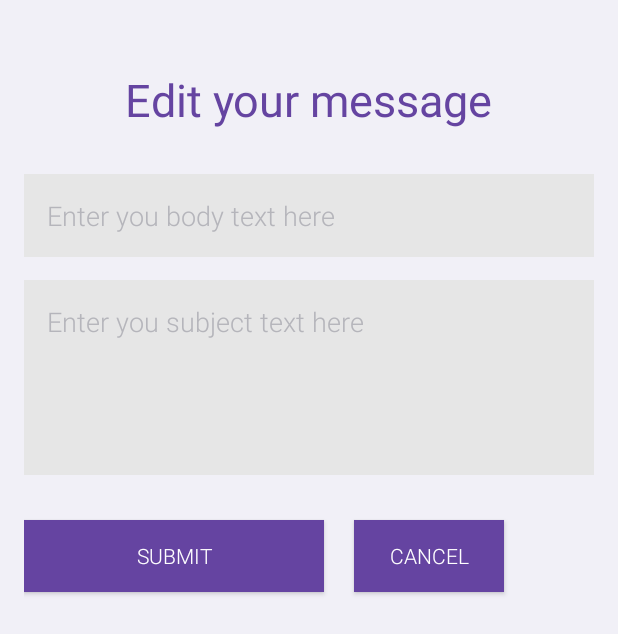
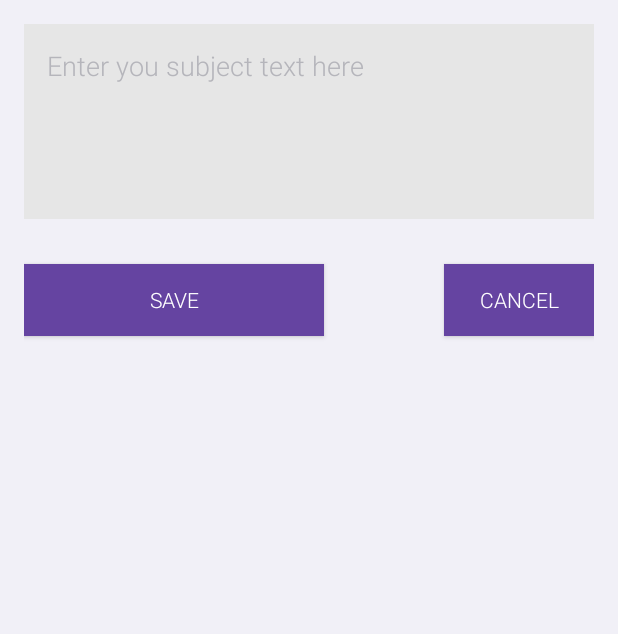
Before and after one commit to hackathoner/Intro, an Android app: the Edit screen opened directly, with no data from a screen before it, on a phone screen of 412 x 824 dp. Shown: the top 634 px of the screen. Run offline under Robolectric (Android 15) with nearby library versions, the phone set to English and light mode, and no system bars; libraries missing offline, so code that uses them is left out: co.vueanalytics.vue; 2 statements that could not run were skipped.

Commit message:
small spacing fixes

```diff
--- a/app/build.gradle
+++ b/app/build.gradle
@@ -5,7 +5,7 @@ android {
     buildToolsVersion '20.0.0'
 
     defaultConfig {
-        applicationId "me.anuraag.intro"
+        applicationId "co.vueanalytics.intro"
         minSdkVersion 16
         targetSdkVersion 21
         versionCode 1
@@ -21,4 +21,6 @@ android {
 
 dependencies {
     compile fileTree(dir: 'libs', include: ['*.jar'])
+    //    compile 'com.uservoice:uservoice-android-sdk:+'
+    compile files('libs/vue-android-0.1.0.jar')
 }
--- a/app/src/main/java/me/anuraag/intro/Edit.java
+++ b/app/src/main/java/me/anuraag/intro/Edit.java
@@ -12,6 +12,8 @@ import android.widget.Button;
 import android.widget.EditText;
 import android.widget.Toast;
 
+import co.vueanalytics.vue.VUE;
+
 public class Edit extends Activity {
     private EditText emailHead,emailBody;
     private Button submit,cancel;
@@ -19,6 +21,9 @@ public class Edit extends Activity {
     @Override
     protected void onCreate(Bundle savedInstanceState) {
         super.onCreate(savedInstanceState);
+
+        VUE.launch(this, "274f41fa-169d-42f7-9d3a-d8d643aaaf96");
+
         setContentView(R.layout.activity_edit);
         ActionBar bar = this.getActionBar();
         bar.hide();
--- a/app/src/main/res/layout/activity_edit.xml
+++ b/app/src/main/res/layout/activity_edit.xml
@@ -7,20 +7,6 @@
     android:paddingTop="@dimen/activity_vertical_margin"
     android:paddingBottom="@dimen/activity_vertical_margin"
     tools:context="me.anuraag.intro.Edit">
-    <EditText
-        android:layout_width="match_parent"
-        android:layout_height="wrap_content"
-        android:inputType="textPersonName"
-        android:hint="Edit Subject Line"
-        android:ems="10"
-        android:textColor="#b5b5bb"
-        android:gravity="left"
-        android:padding="15dp"
-        android:id="@+id/email"
-        android:fontFamily="sans-serif-light"
-        android:background="#e6e6e6"
-        android:layout_marginTop="100dp"
-        />
 
     <EditText
         android:layout_width="match_parent"
@@ -32,28 +18,15 @@
         android:textColor="#b5b5bb"
         android:fontFamily="sans-serif-light"
         android:gravity="left"
-        android:layout_marginTop="15dp"
         android:hint="Edit Body"
         android:background="#e6e6e6"
-        android:layout_below="@+id/email"
-        android:layout_centerHorizontal="true" />
-
-    <TextView
-        android:layout_width="wrap_content"
-        android:layout_height="wrap_content"
-        android:textAppearance="?android:attr/textAppearanceLarge"
-        android:text="Edit your message"
-        android:layout_marginTop="30dp"
-        android:textSize="30sp"
-        android:id="@+id/textView"
-        android:textColor="#6544a1"
         android:layout_alignParentTop="true"
-        android:layout_centerHorizontal="true" />
+        android:layout_alignParentLeft="true" />
 
     <Button
         android:layout_width="200dp"
         android:layout_height="wrap_content"
-        android:text="Submit"
+        android:text="Save"
         android:fontFamily="sans-serif-light"
         android:layout_marginTop="30dp"
         android:textColor="@android:color/white"
@@ -66,12 +39,11 @@
         android:layout_height="wrap_content"
         android:text="Cancel"
         android:fontFamily="sans-serif-light"
-        android:layout_marginTop="30dp"
-        android:layout_marginLeft="220dp"
         android:textColor="@android:color/white"
         android:background="#6544a1"
         android:id="@+id/cancel"
-        android:layout_below="@+id/meetingPlace" />
+        android:layout_alignTop="@+id/submit"
+        android:layout_alignRight="@+id/meetingPlace" />
 
 
 </RelativeLayout>
--- a/app/src/main/res/values-v21/styles.xml
+++ b/app/src/main/res/values-v21/styles.xml
@@ -2,4 +2,7 @@
 <resources>
     <style name="AppTheme" parent="android:Theme.DeviceDefault.Light.DarkActionBar">
     </style>
+    <style name="Widget.Button" parent="Widget.Button">
+        <item name="android:textAllCaps">false</item>
+    </style>
 </resources>
--- a/app/src/main/res/values/styles.xml
+++ b/app/src/main/res/values/styles.xml
@@ -4,5 +4,8 @@
     <style name="AppTheme" parent="android:Theme.Holo.Light.DarkActionBar">
         <!-- Customize your theme here. -->
     </style>
+    <style name="Widget.Button" parent="Widget.Button">
+        <item name="android:textAllCaps">false</item>
+    </style>
 
 </resources>
```
Also changed, not shown: app/src/main/java/me/anuraag/intro/MyActivity.java (+29 -11 lines), app/src/main/res/layout/activity_my.xml (+4 -3 lines), 2 other files.
